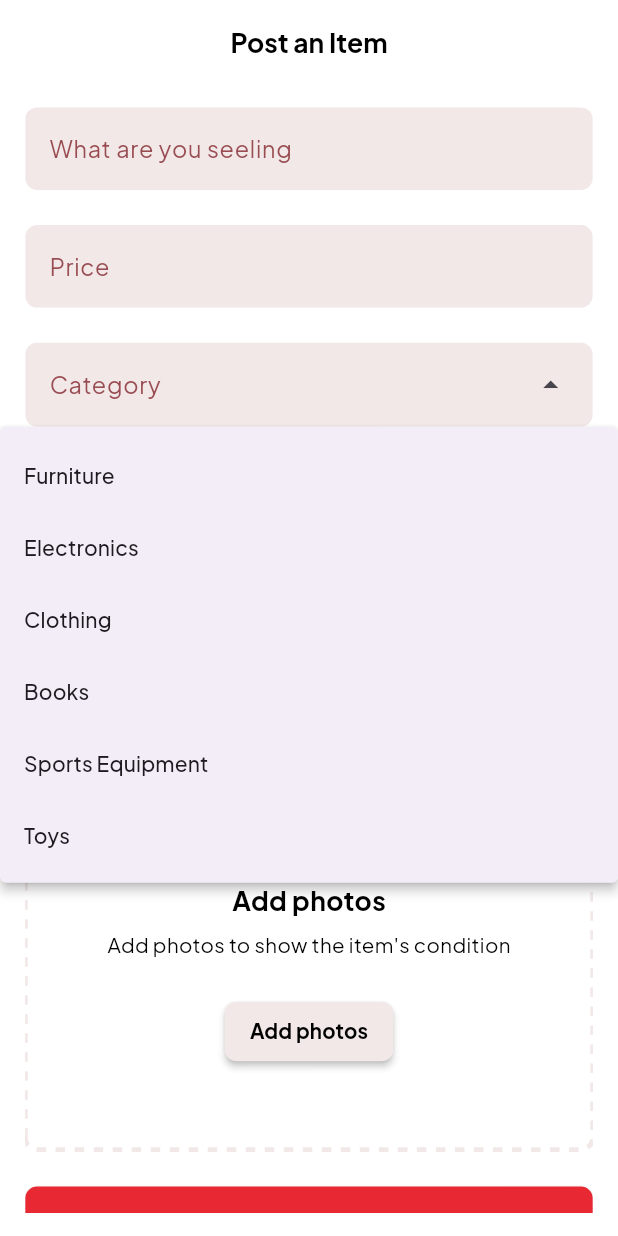
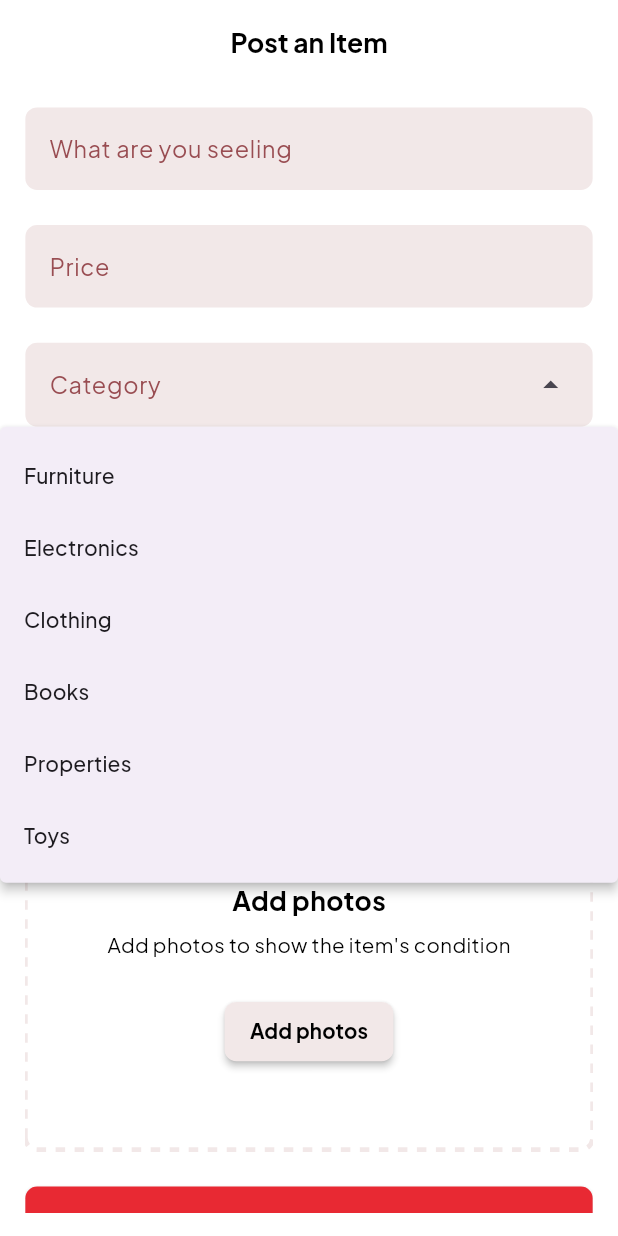
Before and after one commit to mohamedkholy/pickIt, a Flutter app: the PostItemScreen screen opened directly, after a tap on "Clothing", on a phone screen of 412 x 824 dp. Run offline on Flutter 3.47's test engine with Material 3 defaults, Android fonts, the light colour scheme and no system bars; drawn by our look-alikes of dotted_border; our stand-ins replace flutter_bloc, flutter_screenutil, flutter_svg, get_it, injectable.

Commit message:
replace the sports equipement category with Properties

```diff
--- a/lib/core/constants/assets.dart
+++ b/lib/core/constants/assets.dart
@@ -26,6 +26,10 @@ class Assets {
   /// assets/images/png/profile.png
   static const String assetsImagesPngProfile = "assets/images/png/profile.png";
 
+  /// Assets for assetsImagesPngProperties
+  /// assets/images/png/Properties.png
+  static const String assetsImagesPngProperties = "assets/images/png/Properties.png";
+
   /// Assets for assetsImagesPngSearch
   /// assets/images/png/search.png
   static const String assetsImagesPngSearch = "assets/images/png/search.png";
--- a/lib/core/widgets/my_dropdown.dart
+++ b/lib/core/widgets/my_dropdown.dart
@@ -3,15 +3,8 @@ import 'package:flutter_screenutil/flutter_screenutil.dart';
 import 'package:pickit/core/theming/my_text_styles.dart';
 
 class MyDropdown extends StatelessWidget {
-  final List<String> categories = const [
-    "Furniture",
-    "Electronics",
-    "Clothing",
-    "Books",
-    "Sports Equipment",
-    "Toys",
-  ];
-  const MyDropdown({super.key});
+  final List<String> items;
+  const MyDropdown({super.key, required this.items});
 
   @override
   Widget build(BuildContext context) {
@@ -30,8 +23,7 @@ class MyDropdown extends StatelessWidget {
       width: double.infinity,
       onSelected: (value) {},
       dropdownMenuEntries: [
-        for (var category in categories)
-          DropdownMenuEntry(value: category, label: category),
+        for (var item in items) DropdownMenuEntry(value: item, label: item),
       ],
     );
   }
--- a/lib/features/browse/ui/browse_screen.dart
+++ b/lib/features/browse/ui/browse_screen.dart
@@ -12,7 +12,7 @@ class BrowseScreen extends StatelessWidget {
     "Electronics",
     "Clothing",
     "Books",
-    "Sports Equipment",
+    "Properties",
     "Toys",
   ];
   BrowseScreen({super.key});
--- a/lib/features/home/ui/widgets/category_item.dart
+++ b/lib/features/home/ui/widgets/category_item.dart
@@ -10,7 +10,7 @@ class CategoryItem extends StatelessWidget {
     "Electronics": Assets.assetsImagesPngElectronics,
     "Clothing": Assets.assetsImagesPngClothing,
     "Books": Assets.assetsImagesPngBooks,
-    "Sports Equipment": Assets.assetsImagesPngSportsEquipment,
+    "Properties": Assets.assetsImagesPngProperties,
     "Toys": Assets.assetsImagesPngToys,
   };
   CategoryItem({super.key, required this.index});
--- a/lib/features/post_item/ui/post_item_screen.dart
+++ b/lib/features/post_item/ui/post_item_screen.dart
@@ -36,7 +36,16 @@ class PostItemScreen extends StatelessWidget {
                   inputFormatters: [FilteringTextInputFormatter.digitsOnly],
                 ),
                 SizedBox(height: 24.h),
-                MyDropdown(),
+                MyDropdown(
+                  items: [
+                    "Furniture",
+                    "Electronics",
+                    "Clothing",
+                    "Books",
+                    "Properties",
+                    "Toys",
+                  ],
+                ),
                 SizedBox(height: 24.h),
                 MyTextFormField(
                   hint: "Description",
```
Also changed, not shown: assets/images/png/Properties.png (added).
